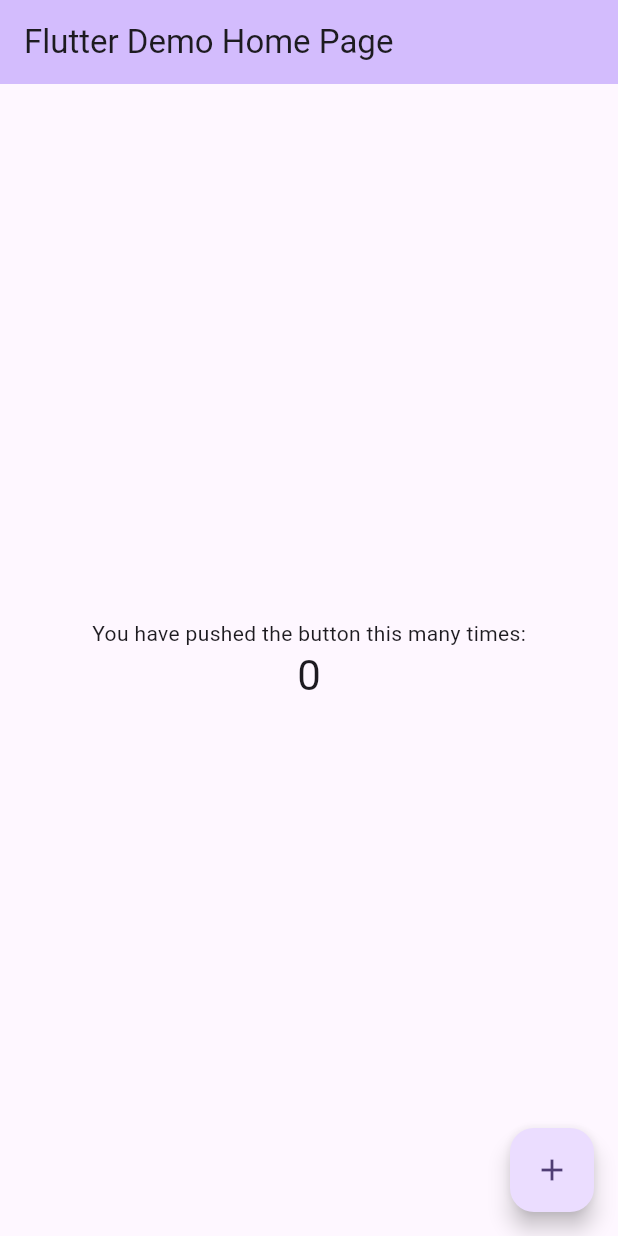
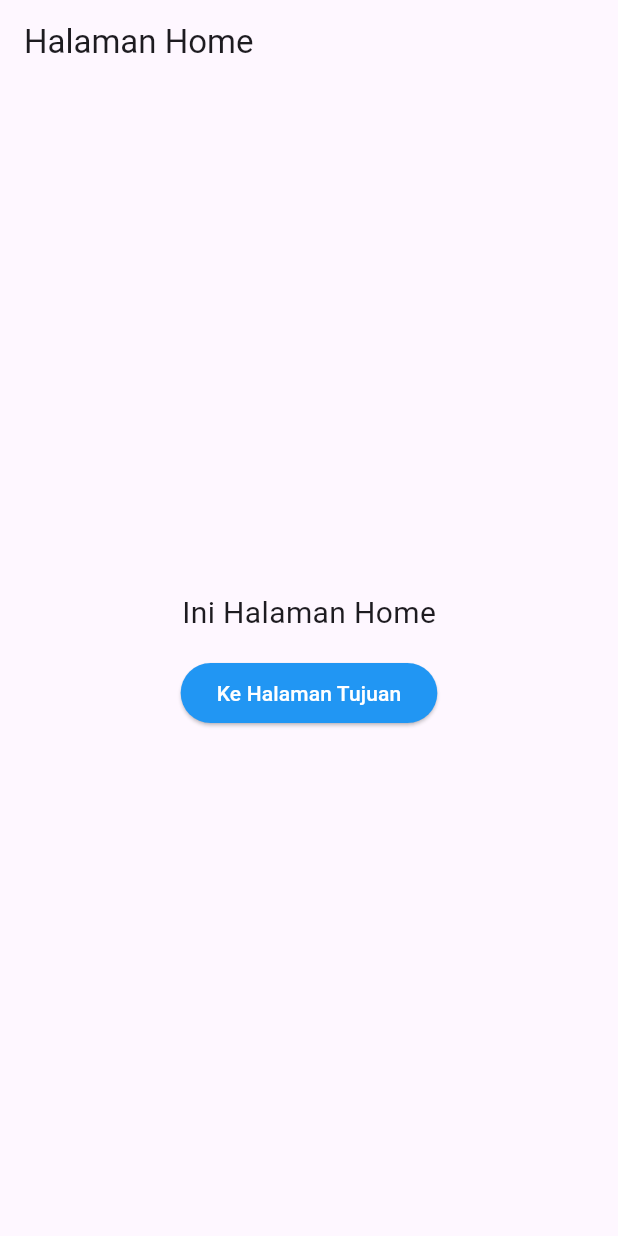
Before and after one commit to contrapoetra/mobile-programming-6, a Flutter app: the screen it shows after launch, on a phone screen of 412 x 824 dp. Run offline on Flutter 3.47's test engine with Material 3 defaults, Android fonts, the phone set to English and light mode, and no system bars.

Commit message:
implement routing

```diff
--- a/demo_navigasi/lib/home.dart
+++ b/demo_navigasi/lib/home.dart
@@ -0,0 +1,31 @@
+import 'package:flutter/material.dart';
+
+class HomePage extends StatelessWidget {
+  const HomePage({super.key});
+
+  @override
+  Widget build(BuildContext context) {
+    return Scaffold(
+      appBar: AppBar(title: const Text("Halaman Home")),
+      body: Center(
+        child: Column(
+          mainAxisAlignment: MainAxisAlignment.center,
+          children: [
+            const Text('Ini Halaman Home', style: TextStyle(fontSize: 20)),
+            const SizedBox(height: 15),
+            ElevatedButton(
+              style: ElevatedButton.styleFrom(
+                backgroundColor: Colors.blue,
+                foregroundColor: Colors.white,
+              ),
+              onPressed: () {
+                Navigator.pushNamed(context, '/tujuan');
+              },
+              child: const Text("Ke Halaman Tujuan"),
+            ),
+          ],
+        ),
+      ),
+    );
+  }
+}
--- a/demo_navigasi/lib/main.dart
+++ b/demo_navigasi/lib/main.dart
@@ -1,4 +1,6 @@
 import 'package:flutter/material.dart';
+import 'home.dart';
+import 'tujuan.dart';
 
 void main() {
   runApp(const MyApp());
@@ -7,116 +9,15 @@ void main() {
 class MyApp extends StatelessWidget {
   const MyApp({super.key});
 
-  // This widget is the root of your application.
   @override
   Widget build(BuildContext context) {
     return MaterialApp(
-      title: 'Flutter Demo',
-      theme: ThemeData(
-        // This is the theme of your application.
-        //
-        // TRY THIS: Try running your application with "flutter run". You'll see
-        // the application has a purple toolbar. Then, without quitting the app,
-        // try changing the seedColor in the colorScheme below to Colors.green
-        // and then invoke "hot reload" (save your changes or press the "hot
-        // reload" button in a Flutter-supported IDE, or press "r" if you used
-        // the command line to start the app).
-        //
-        // Notice that the counter didn't reset back to zero; the application
-        // state is not lost during the reload. To reset the state, use hot
-        // restart instead.
-        //
-        // This works for code too, not just values: Most code changes can be
-        // tested with just a hot reload.
-        colorScheme: ColorScheme.fromSeed(seedColor: Colors.deepPurple),
-      ),
-      home: const MyHomePage(title: 'Flutter Demo Home Page'),
+      debugShowCheckedModeBanner: false,
+      initialRoute: '/',
+      routes: {
+        '/': (context) => const HomePage(),
+        '/tujuan': (context) => const TujuanPage(),
+      },
     );
   }
 }
-
-class MyHomePage extends StatefulWidget {
-  const MyHomePage({super.key, required this.title});
-
-  // This widget is the home page of your application. It is stateful, meaning
-  // that it has a State object (defined below) that contains fields that affect
-  // how it looks.
-
-  // This class is the configuration for the state. It holds the values (in this
-  // case the title) provided by the parent (in this case the App widget) and
-  // used by the build method of the State. Fields in a Widget subclass are
-  // always marked "final".
-
-  final String title;
-
-  @override
-  State<MyHomePage> createState() => _MyHomePageState();
-}
-
-class _MyHomePageState extends State<MyHomePage> {
-  int _counter = 0;
-
-  void _incrementCounter() {
-    setState(() {
-      // This call to setState tells the Flutter framework that something has
-      // changed in this State, which causes it to rerun the build method below
-      // so that the display can reflect the updated values. If we changed
-      // _counter without calling setState(), then the build method would not be
-      // called again, and so nothing would appear to happen.
-      _counter++;
-    });
-  }
-
-  @override
-  Widget build(BuildContext context) {
-    // This method is rerun every time setState is called, for instance as done
-    // by the _incrementCounter method above.
-    //
-    // The Flutter framework has been optimized to make rerunning build methods
-    // fast, so that you can just rebuild anything that needs updating rather
-    // than having to individually change instances of widgets.
-    return Scaffold(
-      appBar: AppBar(
-        // TRY THIS: Try changing the color here to a specific color (to
-        // Colors.amber, perhaps?) and trigger a hot reload to see the AppBar
-        // change color while the other colors stay the same.
-        backgroundColor: Theme.of(context).colorScheme.inversePrimary,
-        // Here we take the value from the MyHomePage object that was created by
-        // the App.build method, and use it to set our appbar title.
-        title: Text(widget.title),
-      ),
-      body: Center(
-        // Center is a layout widget. It takes a single child and positions it
-        // in the middle of the parent.
-        child: Column(
-          // Column is also a layout widget. It takes a list of children and
-          // arranges them vertically. By default, it sizes itself to fit its
-          // children horizontally, and tries to be as tall as its parent.
-          //
-          // Column has various properties to control how it sizes itself and
-          // how it positions its children. Here we use mainAxisAlignment to
-          // center the children vertically; the main axis here is the vertical
-          // axis because Columns are vertical (the cross axis would be
-          // horizontal).
-          //
-          // TRY THIS: Invoke "debug painting" (choose the "Toggle Debug Paint"
-          // action in the IDE, or press "p" in the console), to see the
-          // wireframe for each widget.
-          mainAxisAlignment: MainAxisAlignment.center,
-          children: <Widget>[
-            const Text('You have pushed the button this many times:'),
-            Text(
-              '$_counter',
-              style: Theme.of(context).textTheme.headlineMedium,
-            ),
-          ],
-        ),
-      ),
-      floatingActionButton: FloatingActionButton(
-        onPressed: _incrementCounter,
-        tooltip: 'Increment',
-        child: const Icon(Icons.add),
-      ), // This trailing comma makes auto-formatting nicer for build methods.
-    );
-  }
-}
```
Also changed, not shown: demo_navigasi/lib/tujuan.dart (+31 -0 lines).
